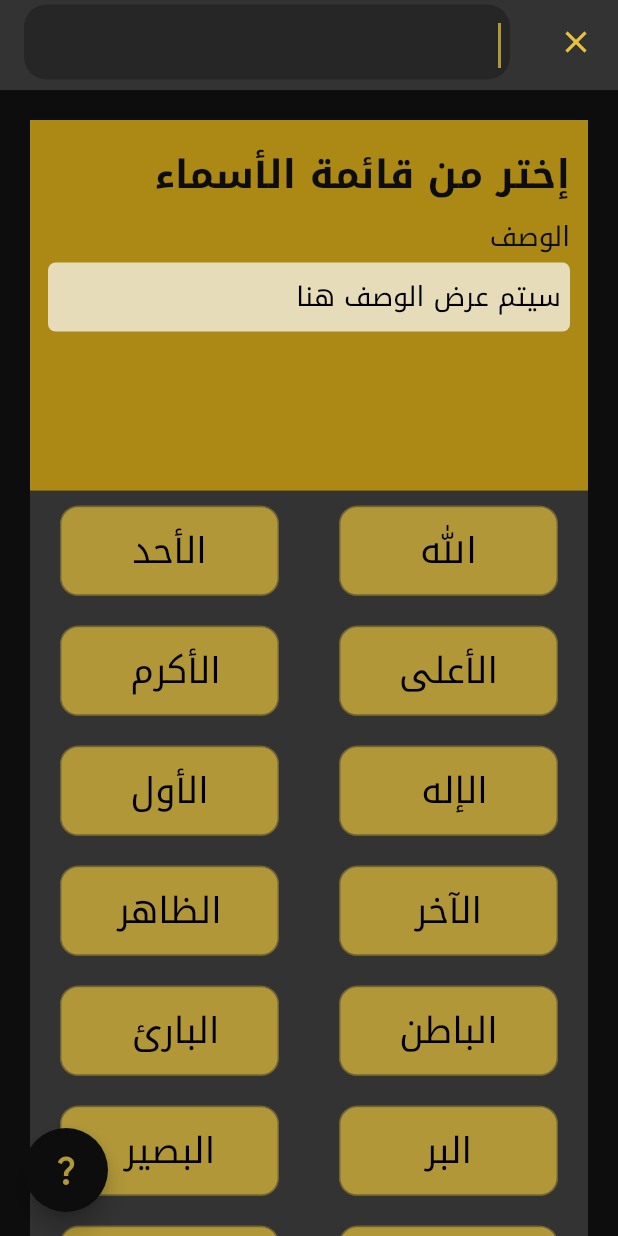
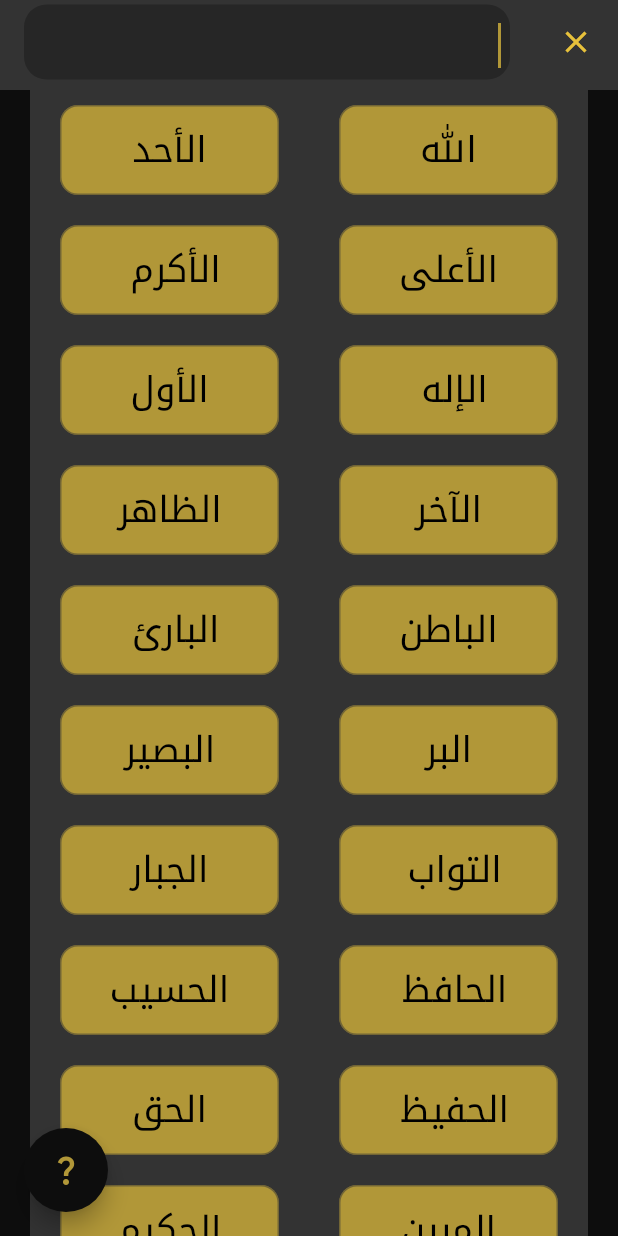
Before and after one commit to devhasanalhamed/names_of_allah, a Flutter app: the screen it shows after launch, after a tap on the "search" icon, on a phone screen of 412 x 824 dp. Run offline on Flutter 3.47's test engine with Material 2 defaults, Android fonts, the phone set to English and light mode, and no system bars; our stand-ins replace shared_preferences.

Commit message:
new design
the information container is deprecated :)

```diff
--- a/lib/view/screens/home_page.dart
+++ b/lib/view/screens/home_page.dart
@@ -81,54 +81,43 @@ class _HomePageState extends State<HomePage> {
       ),
       backgroundColor: Theme.of(context).backgroundColor,
       appBar: const MyAppBar(),
-      body: Stack(
-        alignment: Alignment.center,
+      body: Column(
         children: [
-          // Image.asset(
-          //   'assets/images/background.png',
-          //   height: double.infinity,
-          //   width: double.infinity,
-          //   fit: BoxFit.cover,
+          // Container(
+          //   height: sizeHeight * 0.3,
+          //   margin: const EdgeInsets.only(
+          //     top: 20,
+          //     bottom: 0,
+          //     right: 20,
+          //     left: 20,
+          //   ),
+          //   decoration: const BoxDecoration(
+          //     gradient: LinearGradient(
+          //       colors: [
+          //         Color(0xFFAB8914),
+          //         Color(0xFFAB8914),
+          //       ],
+          //       begin: Alignment.topLeft,
+          //       end: Alignment.bottomRight,
+          //     ),
+          //     borderRadius: BorderRadius.only(
+          //         // topLeft: Radius.circular(15),
+          //         // topRight: Radius.circular(15),
+          //         ),
+          //   ),
+          //   child: _viewCard
+          //       ? InformationCard(
+          //           _nameHome,
+          //           _meaningHome,
+          //           clearName,
+          //         )
+          //       : const InformationCard(
+          //           'إختر من قائمة الأسماء',
+          //           'سيتم عرض الوصف هنا',
+          //           null,
+          //         ),
           // ),
-          Column(
-            children: [
-              Container(
-                height: sizeHeight * 0.3,
-                margin: const EdgeInsets.only(
-                  top: 20,
-                  bottom: 0,
-                  right: 20,
-                  left: 20,
-                ),
-                decoration: const BoxDecoration(
-                  gradient: LinearGradient(
-                    colors: [
-                      Color(0xFFAB8914),
-                      Color(0xFFAB8914),
-                    ],
-                    begin: Alignment.topLeft,
-                    end: Alignment.bottomRight,
-                  ),
-                  borderRadius: BorderRadius.only(
-                      // topLeft: Radius.circular(15),
-                      // topRight: Radius.circular(15),
-                      ),
-                ),
-                child: _viewCard
-                    ? InformationCard(
-                        _nameHome,
-                        _meaningHome,
-                        clearName,
-                      )
-                    : const InformationCard(
-                        'إختر من قائمة الأسماء',
-                        'سيتم عرض الوصف هنا',
-                        null,
-                      ),
-              ),
-              ListOfNames(_names, pickName),
-            ],
-          ),
+          ListOfNames(_names, pickName),
         ],
       ),
     );
```
